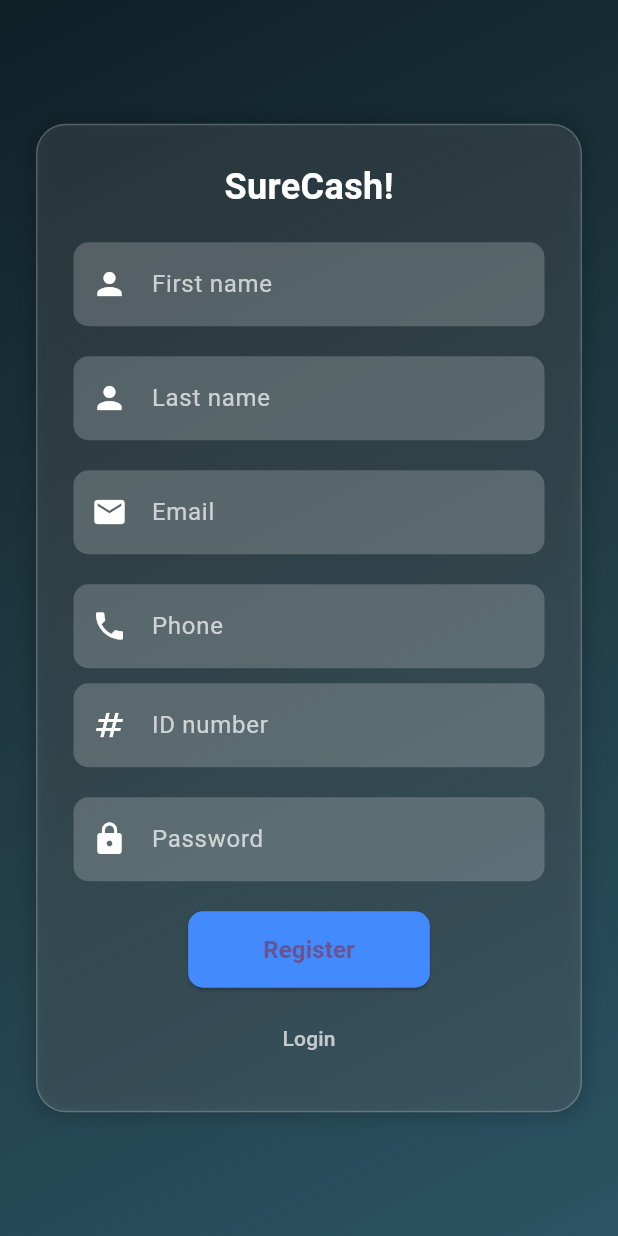
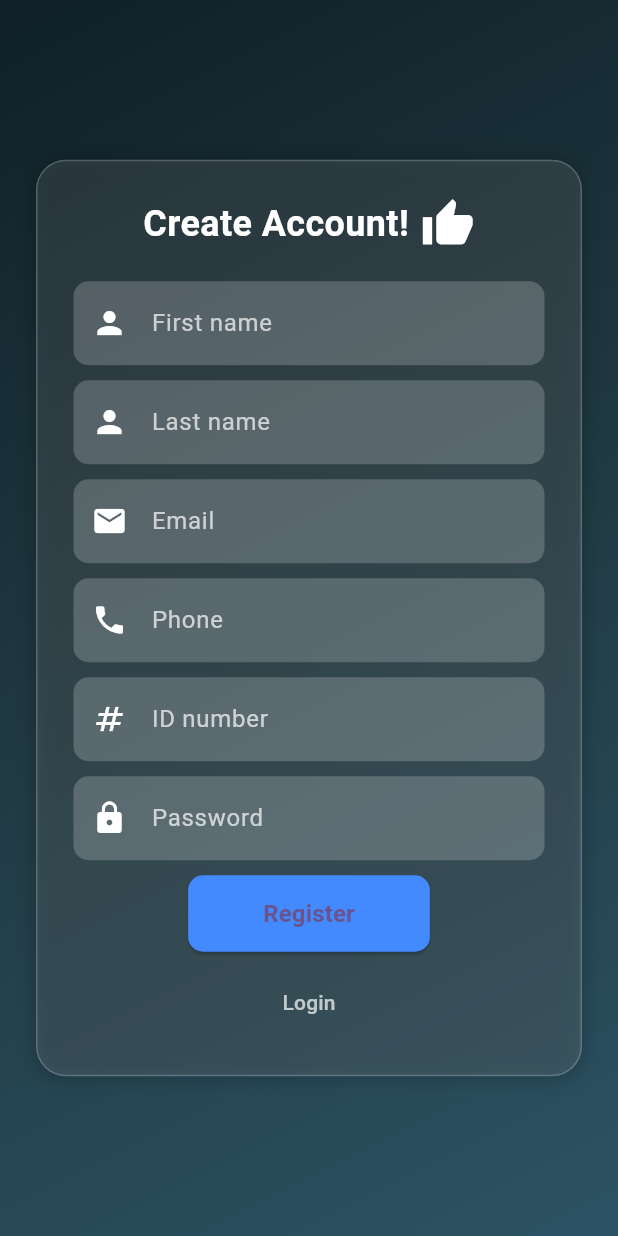
Before and after one commit to vicky-ogutu/Kash-plus, a Flutter app: the registration screen opened directly, on a phone screen of 412 x 824 dp. Run offline on Flutter 3.47's test engine with Material 3 defaults, Android fonts, the phone set to English and light mode, and no system bars; drawn by our look-alikes of flutter_animate; our stand-ins replace flutter_native_splash.

Commit message:
registration_design

```diff
--- a/lib/registration.dart
+++ b/lib/registration.dart
@@ -33,27 +33,38 @@ class registration extends StatelessWidget {
               child: Column(
                 mainAxisSize: MainAxisSize.min,
                 children: [
+                  Row(
+                    mainAxisSize: MainAxisSize.min,
+                    children: [
                       const Text(
-                    "SureCash!",
+                        "Create Account!",
                         style: TextStyle(
                           fontSize: 24,
                           fontWeight: FontWeight.bold,
                           color: Colors.white,
                         ),
+                      ),
+                      const SizedBox(width: 8), // Space between text and icon
+                      const Icon(
+                        Icons.thumb_up,
+                        color: Colors.white,
+                        size: 36,
+                      ),
+                    ],
                   ).animate().fade(duration: 500.ms),
                   const SizedBox(height: 20),
                   _buildTextField(Icons.person, "First name"),
-                  const SizedBox(height: 20),
+                  const SizedBox(height: 10),
                   _buildTextField(Icons.person, "Last name"),
-                  const SizedBox(height: 20),
+                  const SizedBox(height: 10),
                   _buildTextField(Icons.email, "Email"),
-                  const SizedBox(height: 20),
+                  const SizedBox(height: 10),
                   _buildTextField(Icons.phone, "Phone"),
                   const SizedBox(height: 10),
                   _buildTextField(Icons.numbers, "ID number"),
-                  const SizedBox(height: 20),
+                  const SizedBox(height: 10),
                   _buildTextField(Icons.lock, "Password", obscureText: true),
-                  const SizedBox(height: 20),
+                  const SizedBox(height: 10),
                   _buildLoginButton(context),
                   const SizedBox(height: 10),
                   TextButton(onPressed: (){
```
Lines whose indentation alone changed are shown as unchanged.
